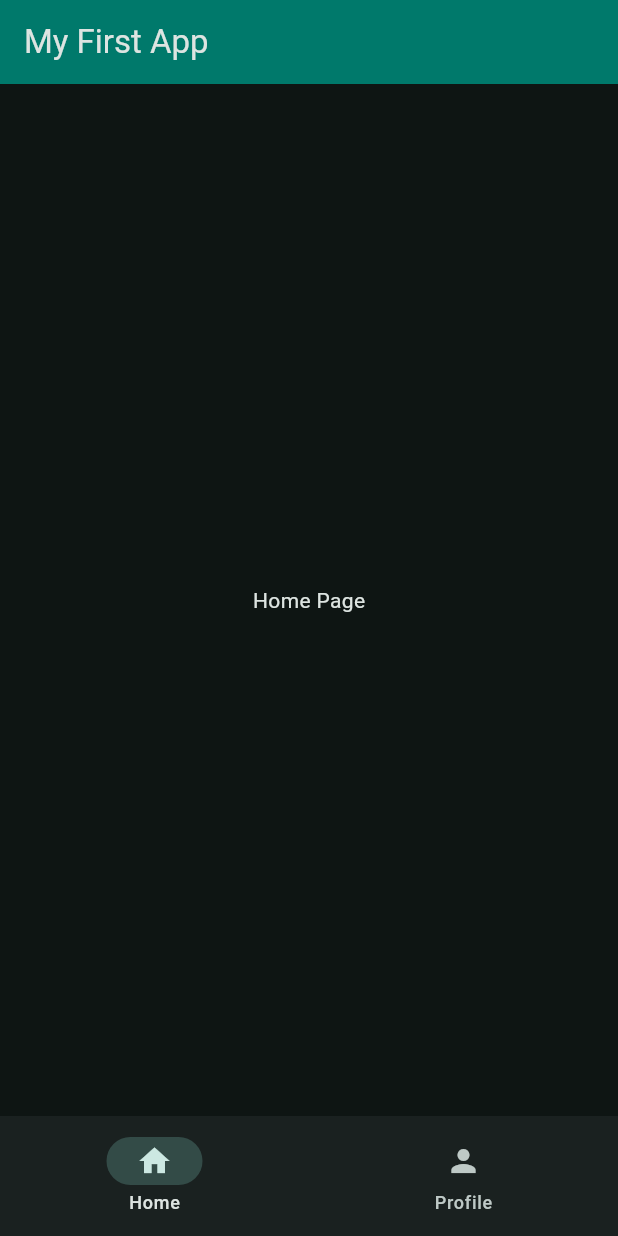
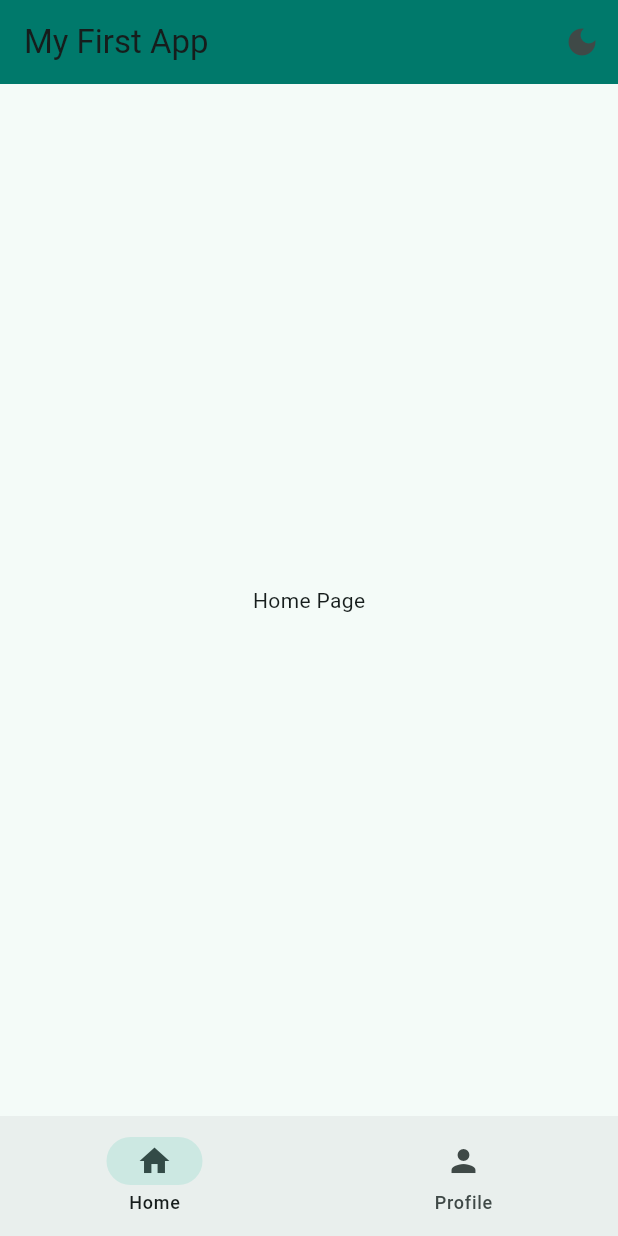
Before and after one commit to JBeluche/flutter_tutorial, a Flutter app: the screen it shows after launch, on a phone screen of 412 x 824 dp. Run offline on Flutter 3.47's test engine with Material 3 defaults, Android fonts, the phone set to English and light mode, and no system bars.

Commit message:
added darkmode toggle

```diff
--- a/lib/data/notifiers.dart
+++ b/lib/data/notifiers.dart
@@ -2,3 +2,4 @@
 import 'package:flutter/material.dart';
 
 ValueNotifier<int> selectedPageNotifier = ValueNotifier(0);
+ValueNotifier<bool> isDarkModeNotifier = ValueNotifier(false);
--- a/lib/main.dart
+++ b/lib/main.dart
@@ -1,4 +1,5 @@
 import 'package:flutter/material.dart';
+import 'package:flutter_tutorial/data/notifiers.dart';
 import 'package:flutter_tutorial/views/widget_tree.dart';
 
 void main() {
@@ -15,15 +16,20 @@ class MyApp extends StatelessWidget {
 
   @override
   Widget build(BuildContext context) {
+    return ValueListenableBuilder(
+      valueListenable:  isDarkModeNotifier,
+      builder: (context, isDarkMode, child) {
         return MaterialApp(
           debugShowCheckedModeBanner: false,
           theme: ThemeData(
             colorScheme: ColorScheme.fromSeed(
               seedColor: Colors.teal,
-          brightness: Brightness.dark,
+              brightness: isDarkMode ? Brightness.dark : Brightness.light,
             ),
           ),
           home: WidgetTree()
         );
       }
+    );
   }
+}
--- a/lib/views/widget_tree.dart
+++ b/lib/views/widget_tree.dart
@@ -24,6 +24,15 @@ class _WidgetTreeState extends State<WidgetTree> {
         appBar: AppBar(
           title: const Text('My First App'),
           backgroundColor: Colors.teal[700],
+          actions: [
+            IconButton(
+              icon: Icon(isDarkModeNotifier.value ? Icons.light_mode : Icons.dark_mode),
+              onPressed: () {
+                isDarkModeNotifier.value = !isDarkModeNotifier.value;
+                setState(() {});
+              },
+            ),
+          ],
         ),
         body: ValueListenableBuilder(
           valueListenable:  selectedPageNotifier,
```
Lines whose indentation alone changed are shown as unchanged.
